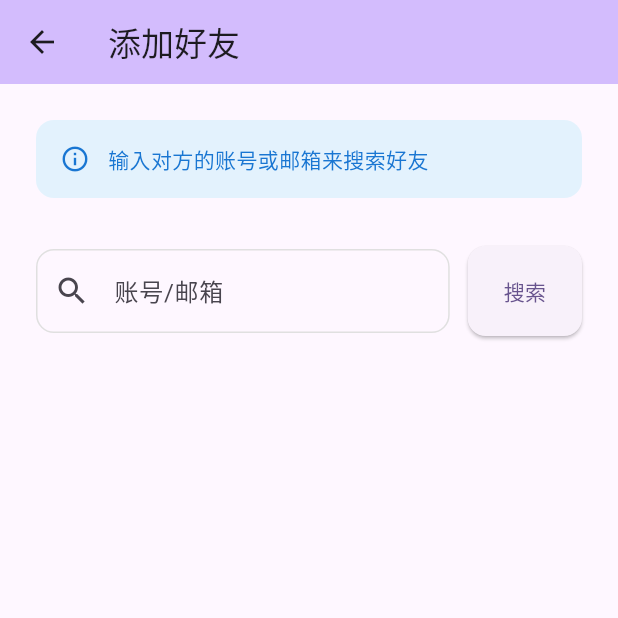
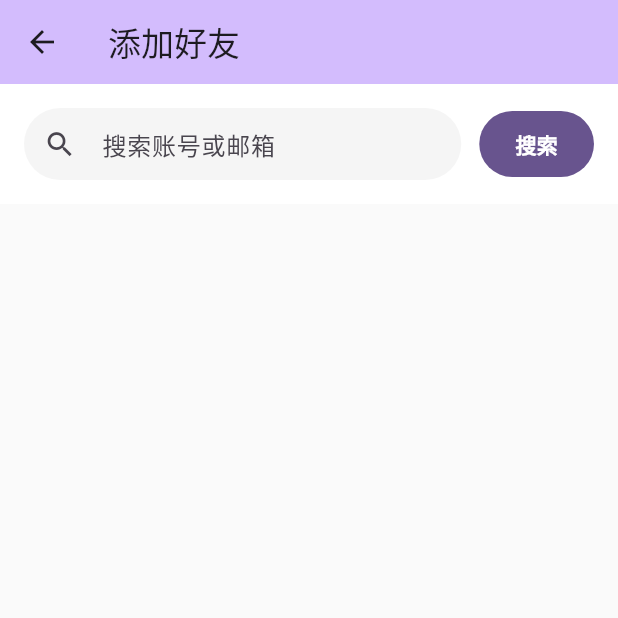
Before and after one commit to JamesBondMine/ProjectIMTF, a Flutter app: the AddFriendPage screen opened directly, on a phone screen of 412 x 824 dp, the top half of it. Run offline on Flutter 3.47's test engine with Material 3 defaults, Android fonts, the phone set to English and light mode, and no system bars; our stand-ins replace dio, flutter_easyloading, image_picker, shared_preferences; accounts and stored records are empty.

Commit message:
添加好友

```diff
--- a/package_im/lib/pages/friend/add_friend_page.dart
+++ b/package_im/lib/pages/friend/add_friend_page.dart
@@ -12,7 +12,6 @@ class AddFriendPage extends StatefulWidget {
 }
 
 class _AddFriendPageState extends State<AddFriendPage> {
-  final _formKey = GlobalKey<FormState>();
   final _accountController = TextEditingController();
   final _remarkController = TextEditingController();
   final _apiService = ApiService();
@@ -105,144 +104,128 @@ class _AddFriendPageState extends State<AddFriendPage> {
   @override
   Widget build(BuildContext context) {
     return Scaffold(
+      backgroundColor: Colors.grey[50],
       appBar: AppBar(
         title: const Text('添加好友'),
         backgroundColor: Theme.of(context).colorScheme.inversePrimary,
+        elevation: 0,
       ),
       body: SingleChildScrollView(
-        padding: const EdgeInsets.all(24),
-        child: Form(
-          key: _formKey,
         child: Column(
-            crossAxisAlignment: CrossAxisAlignment.stretch,
           children: [
-              // 搜索提示
+            // 搜索区域
             Container(
               padding: const EdgeInsets.all(16),
-                decoration: BoxDecoration(
-                  color: Colors.blue[50],
-                  borderRadius: BorderRadius.circular(12),
-                ),
+              color: Colors.white,
               child: Row(
                 children: [
-                    Icon(
-                      Icons.info_outline,
-                      color: Colors.blue[700],
-                      size: 20,
+                  Expanded(
+                    child: Container(
+                      decoration: BoxDecoration(
+                        color: Colors.grey[100],
+                        borderRadius: BorderRadius.circular(24),
+                      ),
+                      child: TextField(
+                        controller: _accountController,
+                        decoration: const InputDecoration(
+                          hintText: '搜索账号或邮箱',
+                          prefixIcon: Icon(Icons.search, size: 22),
+                          border: InputBorder.none,
+                          contentPadding: EdgeInsets.symmetric(
+                            horizontal: 16,
+                            vertical: 12,
+                          ),
+                        ),
+                        onSubmitted: (_) => _searchUser(),
+                      ),
+                    ),
                   ),
                   const SizedBox(width: 12),
-                    Expanded(
-                      child: Text(
-                        '输入对方的账号或邮箱来搜索好友',
+                  Material(
+                    color: Theme.of(context).primaryColor,
+                    borderRadius: BorderRadius.circular(24),
+                    child: InkWell(
+                      onTap: _isSearching ? null : _searchUser,
+                      borderRadius: BorderRadius.circular(24),
+                      child: Container(
+                        padding: const EdgeInsets.symmetric(
+                          horizontal: 24,
+                          vertical: 12,
+                        ),
+                        child: _isSearching
+                            ? const SizedBox(
+                                width: 20,
+                                height: 20,
+                                child: CircularProgressIndicator(
+                                  strokeWidth: 2,
+                                  valueColor: AlwaysStoppedAnimation<Color>(Colors.white),
+                                ),
+                              )
+                            : const Text(
+                                '搜索',
                                 style: TextStyle(
-                          fontSize: 14,
-                          color: Colors.blue[700],
+                                  color: Colors.white,
+                                  fontWeight: FontWeight.w600,
+                                ),
+                              ),
                       ),
                     ),
                   ),
                 ],
               ),
             ),
-              const SizedBox(height: 32),
-              // 搜索框
-              Row(
-                children: [
-                  Expanded(
-                    child: TextFormField(
-                      controller: _accountController,
-                      decoration: InputDecoration(
-                        labelText: '账号/邮箱',
-                        hintText: '请输入账号或邮箱',
-                        prefixIcon: const Icon(Icons.search),
-                        border: OutlineInputBorder(
+
+            // 搜索结果
+            if (_searchResult != null) ...[
+              const SizedBox(height: 16),
+              Container(
+                margin: const EdgeInsets.symmetric(horizontal: 16),
+                decoration: BoxDecoration(
+                  color: Colors.white,
                   borderRadius: BorderRadius.circular(12),
                 ),
-                        enabledBorder: OutlineInputBorder(
-                          borderRadius: BorderRadius.circular(12),
-                          borderSide: BorderSide(color: Colors.grey[300]!),
+                child: Column(
+                  children: [
+                    _buildSearchResult(),
+                    // 只有当不是好友时才显示备注输入和添加按钮
+                    if (_searchResult!.isFriend != true) ...[
+                      const Divider(height: 1),
+                      Padding(
+                        padding: const EdgeInsets.all(16),
+                        child: Column(
+                          children: [
+                            // 备注输入框
+                            Container(
+                              decoration: BoxDecoration(
+                                color: Colors.grey[50],
+                                borderRadius: BorderRadius.circular(8),
                               ),
-                        focusedBorder: OutlineInputBorder(
-                          borderRadius: BorderRadius.circular(12),
-                          borderSide: BorderSide(
-                            color: Theme.of(context).primaryColor,
-                            width: 2,
-                          ),
-                        ),
-                      ),
-                      onFieldSubmitted: (_) => _searchUser(),
-                    ),
-                  ),
-                  const SizedBox(width: 12),
-                  ElevatedButton(
-                    onPressed: _isSearching ? null : _searchUser,
-                    style: ElevatedButton.styleFrom(
-                      padding: const EdgeInsets.symmetric(
-                        horizontal: 24,
-                        vertical: 20,
-                      ),
-                      shape: RoundedRectangleBorder(
-                        borderRadius: BorderRadius.circular(12),
-                      ),
-                    ),
-                    child: _isSearching
-                        ? const SizedBox(
-                            width: 20,
-                            height: 20,
-                            child: CircularProgressIndicator(strokeWidth: 2),
-                          )
-                        : const Text('搜索'),
-                  ),
-                ],
-              ),
-              const SizedBox(height: 32),
-              // 搜索结果
-              if (_searchResult != null) ...[
-                const Text(
-                  '搜索结果',
-                  style: TextStyle(
-                    fontSize: 16,
-                    fontWeight: FontWeight.bold,
-                  ),
-                ),
-                const SizedBox(height: 16),
-                _buildSearchResult(),
-                const SizedBox(height: 24),
-                // 只有当不是好友时才显示备注输入框和添加按钮
-                if (_searchResult!.isFriend != true) ...[
-                  // 备注输入框
-                  TextFormField(
+                              child: TextField(
                                 controller: _remarkController,
-                    decoration: InputDecoration(
-                      labelText: '备注名（可选）',
-                      hintText: '给好友设置备注名',
-                      prefixIcon: const Icon(Icons.edit_outlined),
-                      border: OutlineInputBorder(
-                        borderRadius: BorderRadius.circular(12),
-                      ),
-                      enabledBorder: OutlineInputBorder(
-                        borderRadius: BorderRadius.circular(12),
-                        borderSide: BorderSide(color: Colors.grey[300]!),
-                      ),
-                      focusedBorder: OutlineInputBorder(
-                        borderRadius: BorderRadius.circular(12),
-                        borderSide: BorderSide(
-                          color: Theme.of(context).primaryColor,
-                          width: 2,
+                                decoration: const InputDecoration(
+                                  hintText: '备注名（可选）',
+                                  border: InputBorder.none,
+                                  contentPadding: EdgeInsets.symmetric(
+                                    horizontal: 16,
+                                    vertical: 12,
                                   ),
                                 ),
                               ),
                             ),
-                  const SizedBox(height: 24),
+                            const SizedBox(height: 16),
                             // 添加按钮
-                  ElevatedButton(
+                            SizedBox(
+                              width: double.infinity,
+                              child: ElevatedButton(
                                 onPressed: _isAdding ? null : _addFriend,
                                 style: ElevatedButton.styleFrom(
-                      padding: const EdgeInsets.symmetric(vertical: 16),
+                                  padding: const EdgeInsets.symmetric(vertical: 14),
                                   shape: RoundedRectangleBorder(
-                        borderRadius: BorderRadius.circular(12),
+                                    borderRadius: BorderRadius.circular(8),
                                   ),
                                   backgroundColor: Theme.of(context).primaryColor,
                                   foregroundColor: Colors.white,
+                                  elevation: 0,
                                 ),
                                 child: _isAdding
                                     ? const SizedBox(
@@ -258,14 +241,20 @@ class _AddFriendPageState extends State<AddFriendPage> {
                                         '添加好友',
                                         style: TextStyle(
                                           fontSize: 16,
-                              fontWeight: FontWeight.bold,
+                                          fontWeight: FontWeight.w600,
+                                        ),
                                       ),
                               ),
                             ),
                           ],
+                        ),
+                      ),
                     ],
                   ],
                 ),
+              ),
+            ],
+          ],
         ),
       ),
     );
@@ -277,18 +266,13 @@ class _AddFriendPageState extends State<AddFriendPage> {
 
     final bool isFriend = _searchResult!.isFriend == true;
 
-    return Card(
-      elevation: 2,
-      shape: RoundedRectangleBorder(
-        borderRadius: BorderRadius.circular(12),
-      ),
-      child: Padding(
+    return Padding(
       padding: const EdgeInsets.all(16),
       child: Row(
         children: [
           // 头像
           CircleAvatar(
-              radius: 30,
+            radius: 28,
             backgroundColor: Theme.of(context).primaryColor.withOpacity(0.1),
             backgroundImage: _searchResult!.avatarUrl != null
                 ? NetworkImage(_searchResult!.avatarUrl!)
@@ -299,14 +283,14 @@ class _AddFriendPageState extends State<AddFriendPage> {
                         ? _searchResult!.nickname[0].toUpperCase()
                         : _searchResult!.username[0].toUpperCase(),
                     style: TextStyle(
-                        fontSize: 24,
+                      fontSize: 20,
                       color: Theme.of(context).primaryColor,
                       fontWeight: FontWeight.bold,
                     ),
                   )
                 : null,
           ),
-            const SizedBox(width: 16),
+          const SizedBox(width: 12),
           // 用户信息
           Expanded(
             child: Column(
@@ -317,64 +301,42 @@ class _AddFriendPageState extends State<AddFriendPage> {
                       ? _searchResult!.username
                       : _searchResult!.nickname,
                   style: const TextStyle(
-                      fontSize: 18,
-                      fontWeight: FontWeight.bold,
+                    fontSize: 16,
+                    fontWeight: FontWeight.w600,
                   ),
                 ),
-                  const SizedBox(height: 4),
+                const SizedBox(height: 2),
                 Text(
                   _searchResult!.username,
                   style: TextStyle(
-                      fontSize: 14,
+                    fontSize: 13,
                     color: Colors.grey[600],
-                    ),
-                  ),
-                  if (_searchResult!.phone != null &&
-                      _searchResult!.phone!.isNotEmpty) ...[
-                    const SizedBox(height: 4),
-                    Text(
-                      _searchResult!.phone!,
-                      style: TextStyle(
-                        fontSize: 13,
-                        color: Colors.grey[500],
-                      ),
-                    ),
-                  ],
-                ],
-              ),
-            ),
-            // 状态标识
-            Container(
-              padding: const EdgeInsets.symmetric(
-                horizontal: 12,
-                vertical: 6,
-              ),
-              decoration: BoxDecoration(
-                color: isFriend ? Colors.blue[50] : Colors.green[50],
-                borderRadius: BorderRadius.circular(12),
-              ),
-              child: Row(
-                mainAxisSize: MainAxisSize.min,
-                children: [
-                  Icon(
-                    isFriend ? Icons.check_circle : Icons.person_add_outlined,
-                    size: 14,
-                    color: isFriend ? Colors.blue[700] : Colors.green[700],
-                  ),
-                  const SizedBox(width: 4),
-                  Text(
-                    isFriend ? '已是好友' : '可添加',
-                    style: TextStyle(
-                      fontSize: 12,
-                      color: isFriend ? Colors.blue[700] : Colors.green[700],
-                      fontWeight: FontWeight.w500,
                   ),
                 ),
               ],
             ),
           ),
+          // 状态标识
+          if (isFriend)
+            Container(
+              padding: const EdgeInsets.symmetric(
+                horizontal: 10,
+                vertical: 4,
+              ),
+              decoration: BoxDecoration(
+                color: Colors.grey[200],
+                borderRadius: BorderRadius.circular(12),
+              ),
+              child: Text(
+                '已添加',
+                style: TextStyle(
+                  fontSize: 12,
+                  color: Colors.grey[700],
+                  fontWeight: FontWeight.w500,
+                ),
+              ),
+            ),
         ],
-        ),
       ),
     );
   }
```
Lines whose indentation alone changed are shown as unchanged.
